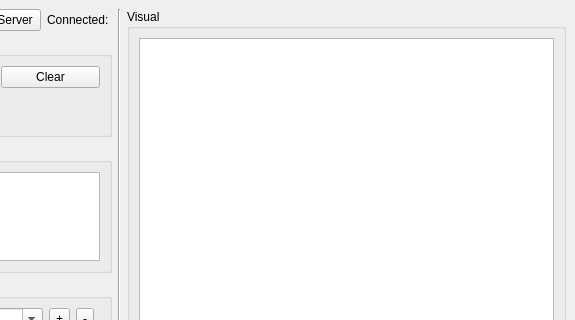
First picture: the form in window.ui, repository radarsat1/cvpca, before the edit; both pictures show x 337 to 912 and y 0 to 320 of the 912 by 632 pixel window.
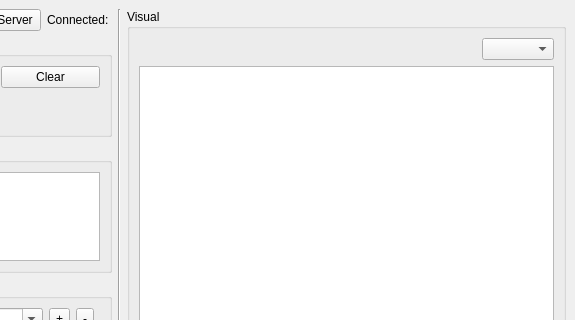
Second picture: the form after the edit.

Commit message: Add a combo box for selecting visualization mode.

The edit to the form file:
```diff
--- a/window.ui
+++ b/window.ui
@@ -316,9 +316,29 @@
          <string>Visual</string>
         </property>
         <layout class="QGridLayout" name="gridLayout_4">
-         <item row="0" column="0">
+         <item row="6" column="0">
           <widget class="QGraphicsView" name="graphicsView"/>
          </item>
+         <item row="0" column="0">
+          <layout class="QHBoxLayout" name="horizontalLayout_5">
+           <item>
+            <spacer name="horizontalSpacer_3">
+             <property name="orientation">
+              <enum>Qt::Horizontal</enum>
+             </property>
+             <property name="sizeHint" stdset="0">
+              <size>
+               <width>40</width>
+               <height>20</height>
+              </size>
+             </property>
+            </spacer>
+           </item>
+           <item>
+            <widget class="QComboBox" name="vizModeComboBox"/>
+           </item>
+          </layout>
+         </item>
         </layout>
        </widget>
       </item>
```
